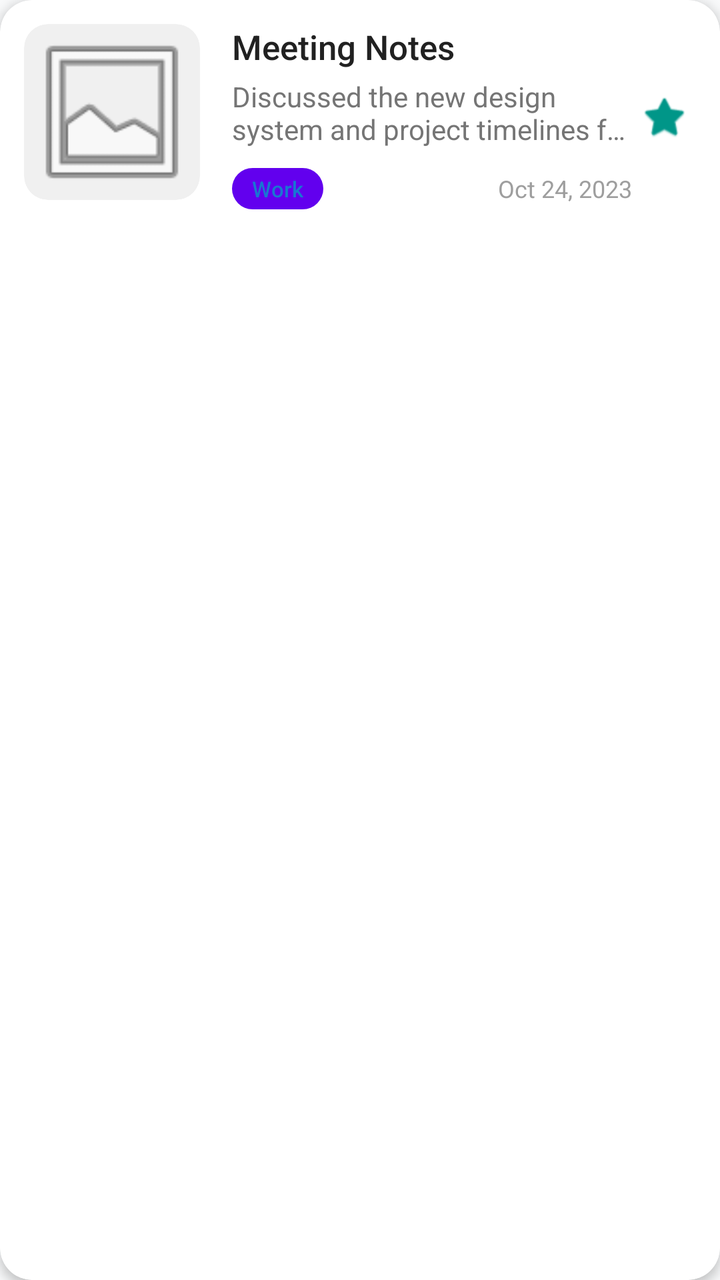
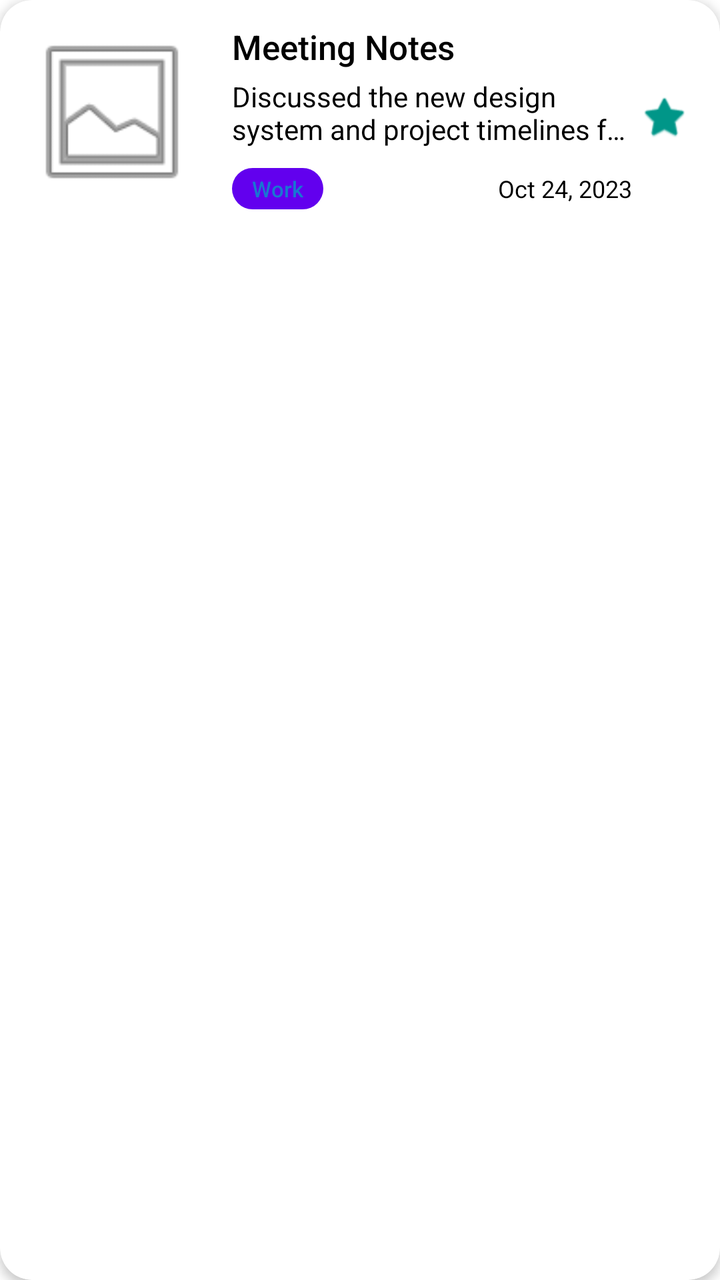

Screens rendered from an Android XML layout before and after an edit, with the pre-edit source and the edit as a unified diff.
<!-- AndroidManifest.xml: application theme Theme.MediaNotesApp -->
<!-- res/layout/note_item.xml -->
<?xml version="1.0" encoding="utf-8"?>
<com.google.android.material.card.MaterialCardView xmlns:android="http://schemas.android.com/apk/res/android"
    xmlns:app="http://schemas.android.com/apk/res-auto"
    android:layout_width="match_parent"
    android:layout_height="wrap_content"
    android:layout_marginHorizontal="16dp"
    android:layout_marginVertical="8dp"
    app:cardCornerRadius="16dp"
    app:cardElevation="3dp"
    app:cardBackgroundColor="@color/surface_white"
    app:strokeWidth="0dp"
    android:clickable="true"
    android:focusable="true"
    android:foreground="?attr/selectableItemBackground">

    <RelativeLayout
        android:layout_width="match_parent"
        android:layout_height="wrap_content"
        android:padding="12dp">

        <com.google.android.material.card.MaterialCardView
            android:id="@+id/cvThumbnail"
            android:layout_width="88dp"
            android:layout_height="88dp"
            app:cardCornerRadius="12dp"
            app:cardElevation="0dp"
            app:strokeWidth="0dp"
            app:cardBackgroundColor="#F0F0F0">

            <ImageView
                android:id="@+id/ivNoteThumbnail"
                android:layout_width="match_parent"
                android:layout_height="match_parent"
                android:scaleType="centerCrop"
                android:src="@android:drawable/ic_menu_gallery"
                android:alpha="0.9" />
        </com.google.android.material.card.MaterialCardView>

        <LinearLayout
            android:id="@+id/llContent"
            android:layout_width="match_parent"
            android:layout_height="wrap_content"
            android:orientation="vertical"
            android:layout_toEndOf="@id/cvThumbnail"
            android:layout_marginStart="16dp"
            android:layout_toStartOf="@+id/ivFavorite">

            <TextView
                android:id="@+id/tvNoteTitle"
                android:layout_width="match_parent"
                android:layout_height="wrap_content"
                android:text="Meeting Notes"
                android:textSize="17sp"
                android:fontFamily="sans-serif-medium"
                android:textColor="@color/text_primary"
                android:maxLines="1"
                android:ellipsize="end" />

            <TextView
                android:id="@+id/tvNoteDescription"
                android:layout_width="match_parent"
                android:layout_height="wrap_content"
                android:text="Discussed the new design system and project timelines for Q4."
                android:textSize="14sp"
                android:textColor="@color/text_secondary"
                android:maxLines="2"
                android:ellipsize="end"
                android:layout_marginTop="4dp" />

            <LinearLayout
                android:layout_width="match_parent"
                android:layout_height="wrap_content"
                android:orientation="horizontal"
                android:layout_marginTop="10dp"
                android:gravity="center_vertical">

                <TextView
                    android:id="@+id/tvNoteType"
                    android:layout_width="wrap_content"
                    android:layout_height="wrap_content"
                    android:text="Work"
                    android:textSize="11sp"
                    android:fontFamily="sans-serif-medium"
                    android:paddingHorizontal="10dp"
                    android:paddingVertical="3dp"
                    android:background="@drawable/bg_tag"
                    android:textColor="@color/chip_work_text" />

                <View
                    android:layout_width="0dp"
                    android:layout_height="0dp"
                    android:layout_weight="1" />

                <TextView
                    android:id="@+id/tvNoteDate"
                    android:layout_width="wrap_content"
                    android:layout_height="wrap_content"
                    android:text="Oct 24, 2023"
                    android:textSize="12sp"
                    android:textColor="@color/text_hint" />
            </LinearLayout>
        </LinearLayout>

        <ImageView
            android:id="@+id/ivFavorite"
            android:layout_width="32dp"
            android:layout_height="32dp"
            android:layout_alignParentEnd="true"
            android:layout_centerVertical="true"
            android:padding="4dp"
            android:src="@android:drawable/btn_star_big_off"
            app:tint="@color/accent_teal"
            android:contentDescription="Favorite icon" />

    </RelativeLayout>
</com.google.android.material.card.MaterialCardView>
<!-- resources referenced by this layout -->
<resources>
  <color name="accent_teal">#009688</color>
  <color name="chip_work_text">#1976D2</color>
  <color name="surface_white">#FFFFFF</color>
  <color name="text_hint">#9E9E9E</color>
  <color name="text_primary">#212121</color>
  <color name="text_secondary">#757575</color>
  <!-- drawable bg_tag (drawable) -->
  <?xml version="1.0" encoding="utf-8"?>
  <shape xmlns:android="http://schemas.android.com/apk/res/android">
      <solid android:color="@color/purple_500" />
      <corners android:radius="16dp" />
  </shape>
  <style name="Theme.MediaNotesApp" parent="Base.Theme.MediaNotesApp" />
  <color name="purple_500">#FF6200EE</color>
  <style name="Base.Theme.MediaNotesApp" parent="Theme.Material3.DayNight.NoActionBar">
          <item name="colorPrimary">@color/primary_deep</item>
          <item name="android:windowBackground">@color/background_soft</item>
          <item name="android:textColorPrimary">@color/text_primary</item>
      </style>
  <color name="primary_deep">#1A237E</color>
  <color name="background_soft">#F8F9FA</color>
</resources>

<!-- the commit's change to res/layout/note_item.xml (unified diff, before → after) -->
@@ -7,7 +7,7 @@
     android:layout_marginVertical="8dp"
     app:cardCornerRadius="16dp"
     app:cardElevation="3dp"
-    app:cardBackgroundColor="@color/surface_white"
+    app:cardBackgroundColor="?attr/colorSurface"
     app:strokeWidth="0dp"
     android:clickable="true"
     android:focusable="true"
@@ -25,7 +25,7 @@
             app:cardCornerRadius="12dp"
             app:cardElevation="0dp"
             app:strokeWidth="0dp"
-            app:cardBackgroundColor="#F0F0F0">
+            app:cardBackgroundColor="?attr/colorSurface">
 
             <ImageView
                 android:id="@+id/ivNoteThumbnail"
@@ -52,7 +52,7 @@
                 android:text="Meeting Notes"
                 android:textSize="17sp"
                 android:fontFamily="sans-serif-medium"
-                android:textColor="@color/text_primary"
+                android:textColor="?attr/colorOnSurface"
                 android:maxLines="1"
                 android:ellipsize="end" />
 
@@ -62,7 +62,7 @@
                 android:layout_height="wrap_content"
                 android:text="Discussed the new design system and project timelines for Q4."
                 android:textSize="14sp"
-                android:textColor="@color/text_secondary"
+                android:textColor="?attr/colorOnSurface"
                 android:maxLines="2"
                 android:ellipsize="end"
                 android:layout_marginTop="4dp" />
@@ -97,7 +97,7 @@
                     android:layout_height="wrap_content"
                     android:text="Oct 24, 2023"
                     android:textSize="12sp"
-                    android:textColor="@color/text_hint" />
+                    android:textColor="?attr/colorOnSurface" />
             </LinearLayout>
         </LinearLayout>
 
<!-- resource entries referenced after the edit -->
@@ -2,24 +2,24 @@
 <resources>
   <color name="accent_teal">#009688</color>
   <color name="chip_work_text">#1976D2</color>
-  <color name="surface_white">#FFFFFF</color>
-  <color name="text_hint">#9E9E9E</color>
-  <color name="text_primary">#212121</color>
-  <color name="text_secondary">#757575</color>
   <!-- drawable bg_tag (drawable) -->
   <?xml version="1.0" encoding="utf-8"?>
   <shape xmlns:android="http://schemas.android.com/apk/res/android">
       <solid android:color="@color/purple_500" />
       <corners android:radius="16dp" />
   </shape>
-  <style name="Theme.MediaNotesApp" parent="Base.Theme.MediaNotesApp" />
+  <style name="Theme.MediaNotesApp" parent="Theme.MediaNotes.Light" />
   <color name="purple_500">#FF6200EE</color>
-  <style name="Base.Theme.MediaNotesApp" parent="Theme.Material3.DayNight.NoActionBar">
-          <item name="colorPrimary">@color/primary_deep</item>
-          <item name="android:windowBackground">@color/background_soft</item>
-          <item name="android:textColorPrimary">@color/text_primary</item>
+  <style name="Theme.MediaNotes.Light" parent="Theme.MaterialComponents.DayNight.NoActionBar">
+          <item name="colorPrimary">@color/purple_500</item>
+          <item name="colorOnPrimary">@color/white</item>
+          <item name="colorSurface">@color/white</item>
+          <item name="colorOnSurface">@color/black</item>
+          <item name="android:windowBackground">?attr/colorSurface</item>
+          <item name="android:statusBarColor">?attr/colorSurface</item>
+          <item name="android:navigationBarColor">?attr/colorSurface</item>
       </style>
-  <color name="primary_deep">#1A237E</color>
-  <color name="background_soft">#F8F9FA</color>
+  <color name="white">#FFFFFFFF</color>
+  <color name="black">#FF000000</color>
 </resources>
 
